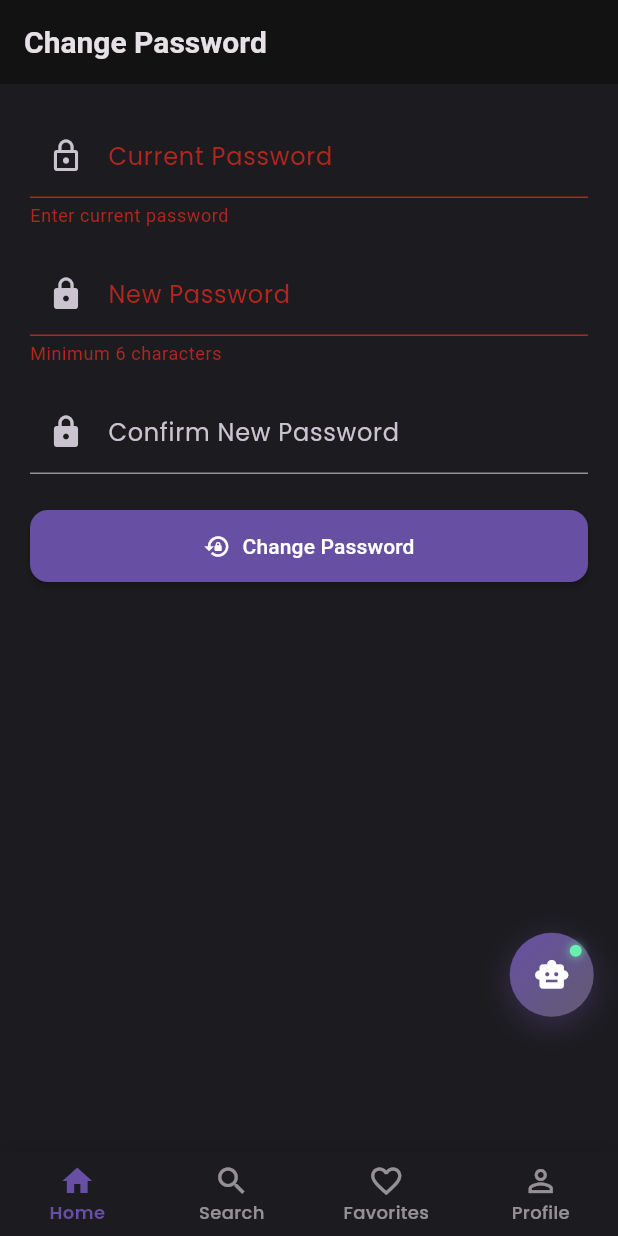
After one commit to Poxxix/mivi, a Flutter app: the ChangePasswordScreen screen opened by its route, after a tap on "Change Password", on a phone screen of 412 x 824 dp. The commit adds this screen. Run offline on Flutter 3.47's test engine with Material 3 defaults, Android fonts, the phone set to English and light mode, and no system bars; drawn by our look-alikes of flutter_animate; our stand-ins replace audioplayers, bubble, cached_network_image, dio, equatable, firebase_core and 15 more; accounts and stored records are empty.

Commit message:
change-pass

```diff
--- a/lib/presentation/navigation/app_router.dart
+++ b/lib/presentation/navigation/app_router.dart
@@ -15,6 +15,7 @@ import 'package:mivi/data/services/guest_service.dart';
 import 'package:mivi/presentation/screens/ai_chat_screen.dart';
 import 'package:mivi/presentation/widgets/floating_ai_chat.dart';
 import 'package:supabase_flutter/supabase_flutter.dart';
+import 'package:mivi/presentation/screens/change_password_screen.dart';
 
 class AppRouter {
   static final GuestService _guestService = GuestService();
@@ -27,7 +28,8 @@ class AppRouter {
 
       final isLoggedIn = Supabase.instance.client.auth.currentUser != null;
       final isGuestMode = _guestService.isGuestMode;
-      final isAuthRoute = state.matchedLocation == '/login' ||
+      final isAuthRoute =
+          state.matchedLocation == '/login' ||
           state.matchedLocation == '/register';
       final isLoadingRoute = state.matchedLocation == '/loading';
 
@@ -59,10 +61,7 @@ class AppRouter {
         builder: (context, state) => const LoadingScreen(),
       ),
       // Auth routes
-      GoRoute(
-        path: '/login',
-        builder: (context, state) => const LoginScreen(),
-      ),
+      GoRoute(path: '/login', builder: (context, state) => const LoginScreen()),
       GoRoute(
         path: '/register',
         builder: (context, state) => const RegisterScreen(),
@@ -73,10 +72,7 @@ class AppRouter {
           return ScaffoldWithBottomNav(child: child);
         },
         routes: [
-          GoRoute(
-            path: '/',
-            builder: (context, state) => const HomeScreen(),
-          ),
+          GoRoute(path: '/', builder: (context, state) => const HomeScreen()),
           GoRoute(
             path: '/search',
             builder: (context, state) => const SearchScreen(),
@@ -93,12 +89,17 @@ class AppRouter {
             path: '/edit-profile',
             builder: (context, state) => const EditProfileScreen(),
           ),
+          GoRoute(
+            path: '/change-password',
+            builder: (context, state) => const ChangePasswordScreen(),
+          ),
         ],
       ),
       GoRoute(
         path: '/movie/:id',
         builder: (context, state) {
-          final movie = state.extra as Movie? ??
+          final movie =
+              state.extra as Movie? ??
               MockMovies.movies.firstWhere(
                 (m) => m.id.toString() == state.pathParameters['id'],
                 orElse: () => MockMovies.movies.first,
@@ -151,9 +152,7 @@ class LoadingScreen extends StatelessWidget {
               ),
             ),
             const SizedBox(height: 16),
-            CircularProgressIndicator(
-              color: colorScheme.primary,
-            ),
+            CircularProgressIndicator(color: colorScheme.primary),
             const SizedBox(height: 16),
             Text(
               'Loading...',
@@ -179,10 +178,7 @@ class ScaffoldWithBottomNav extends StatelessWidget {
     final colorScheme = Theme.of(context).colorScheme;
 
     return Scaffold(
-      body: FloatingAIChatProvider(
-        child: child,
-        showFloatingChat: true,
-      ),
+      body: FloatingAIChatProvider(child: child, showFloatingChat: true),
       bottomNavigationBar: Container(
         decoration: BoxDecoration(
           color: colorScheme.surface,
--- /dev/null
+++ b/lib/presentation/screens/change_password_screen.dart
@@ -0,0 +1,174 @@
+import 'package:flutter/material.dart';
+import 'package:supabase_flutter/supabase_flutter.dart';
+
+class ChangePasswordScreen extends StatefulWidget {
+  const ChangePasswordScreen({super.key});
+
+  @override
+  State<ChangePasswordScreen> createState() => _ChangePasswordScreenState();
+}
+
+class _ChangePasswordScreenState extends State<ChangePasswordScreen> {
+  final _formKey = GlobalKey<FormState>();
+  final _oldPasswordController = TextEditingController();
+  final _newPasswordController = TextEditingController();
+  final _confirmPasswordController = TextEditingController();
+
+  bool _loading = false;
+  String? _error;
+
+  @override
+  void dispose() {
+    _oldPasswordController.dispose();
+    _newPasswordController.dispose();
+    _confirmPasswordController.dispose();
+    super.dispose();
+  }
+
+  Future<void> _changePassword() async {
+    if (!_formKey.currentState!.validate()) return;
+
+    setState(() {
+      _loading = true;
+      _error = null;
+    });
+
+    try {
+      final supabase = Supabase.instance.client;
+      final user = supabase.auth.currentUser;
+      final email = user?.email;
+
+      if (email == null) {
+        throw 'No user logged in.';
+      }
+
+      // ✅ Bước 1: Đăng nhập lại để xác thực mật khẩu cũ
+      final signInResponse = await supabase.auth.signInWithPassword(
+        email: email,
+        password: _oldPasswordController.text,
+      );
+
+      if (signInResponse.user == null) {
+        throw 'Current password is incorrect.';
+      }
+
+      // Bước 2: Đổi mật khẩu mới
+      final updateResponse = await supabase.auth.updateUser(
+        UserAttributes(password: _newPasswordController.text),
+      );
+
+      if (updateResponse.user != null) {
+        if (!mounted) return;
+        ScaffoldMessenger.of(context).showSnackBar(
+          const SnackBar(content: Text('Password changed successfully')),
+        );
+        Navigator.of(context).pop(true);
+      } else {
+        throw 'Failed to update password.';
+      }
+    } catch (e) {
+      setState(() {
+        if (e is AuthApiException &&
+            e.statusCode == 400 &&
+            e.code == 'invalid_credentials') {
+          _error = 'Wrong current password.';
+        } else {
+          _error = 'An error occurred. Please try again.';
+        }
+      });
+    } finally {
+      setState(() {
+        _loading = false;
+      });
+    }
+  }
+
+  @override
+  Widget build(BuildContext context) {
+    final theme = Theme.of(context);
+    final colorScheme = theme.colorScheme;
+
+    return Scaffold(
+      appBar: AppBar(
+        title: const Text('Change Password'),
+        backgroundColor: colorScheme.background,
+      ),
+      body: Padding(
+        padding: const EdgeInsets.all(20),
+        child: Form(
+          key: _formKey,
+          child: ListView(
+            children: [
+              if (_error != null)
+                Padding(
+                  padding: const EdgeInsets.only(bottom: 12),
+                  child: Text(
+                    _error!,
+                    style: TextStyle(color: colorScheme.error),
+                  ),
+                ),
+              TextFormField(
+                controller: _oldPasswordController,
+                obscureText: true,
+                decoration: const InputDecoration(
+                  labelText: 'Current Password',
+                  prefixIcon: Icon(Icons.lock_outline),
+                ),
+                validator: (value) {
+                  if (value == null || value.isEmpty) {
+                    return 'Enter current password';
+                  }
+                  return null;
+                },
+              ),
+              const SizedBox(height: 16),
+              TextFormField(
+                controller: _newPasswordController,
+                obscureText: true,
+                decoration: const InputDecoration(
+                  labelText: 'New Password',
+                  prefixIcon: Icon(Icons.lock),
+                ),
+                validator: (value) {
+                  if (value == null || value.length < 6) {
+                    return 'Minimum 6 characters';
+                  }
+                  return null;
+                },
+              ),
+              const SizedBox(height: 16),
+              TextFormField(
+                controller: _confirmPasswordController,
+                obscureText: true,
+                decoration: const InputDecoration(
+                  labelText: 'Confirm New Password',
+                  prefixIcon: Icon(Icons.lock_rounded),
+                ),
+                validator: (value) {
+                  if (value != _newPasswordController.text) {
+                    return 'Passwords do not match';
+                  }
+                  return null;
+                },
+              ),
+              const SizedBox(height: 24),
+              _loading
+                  ? const Center(child: CircularProgressIndicator())
+                  : ElevatedButton.icon(
+                      onPressed: _changePassword,
+                      icon: const Icon(Icons.lock_reset),
+                      label: const Text('Change Password'),
+                      style: ElevatedButton.styleFrom(
+                        padding: const EdgeInsets.symmetric(vertical: 14),
+                        shape: RoundedRectangleBorder(
+                          borderRadius: BorderRadius.circular(12),
+                        ),
+                      ),
+                    ),
+            ],
+          ),
+        ),
+      ),
+    );
+  }
+}
--- a/lib/presentation/screens/profile_screen.dart
+++ b/lib/presentation/screens/profile_screen.dart
@@ -572,6 +572,18 @@ class _ProfileScreenState extends State<ProfileScreen>
                 ),
                 _buildMenuItem(
                   colorScheme,
+                  icon: Icons.lock_outline,
+                  title: 'Change Password',
+                  subtitle: 'Update your login password',
+                  onTap: () async {
+                    final result = await context.push('/change-password');
+                    if (result == true) {
+                      // optionally show dialog or refresh user
+                    }
+                  },
+                ),
+                _buildMenuItem(
+                  colorScheme,
                   icon: Icons.security_outlined,
                   title: 'Privacy & Security',
                   subtitle: 'Manage your privacy settings',
```
Lines whose indentation alone changed are shown as unchanged.
